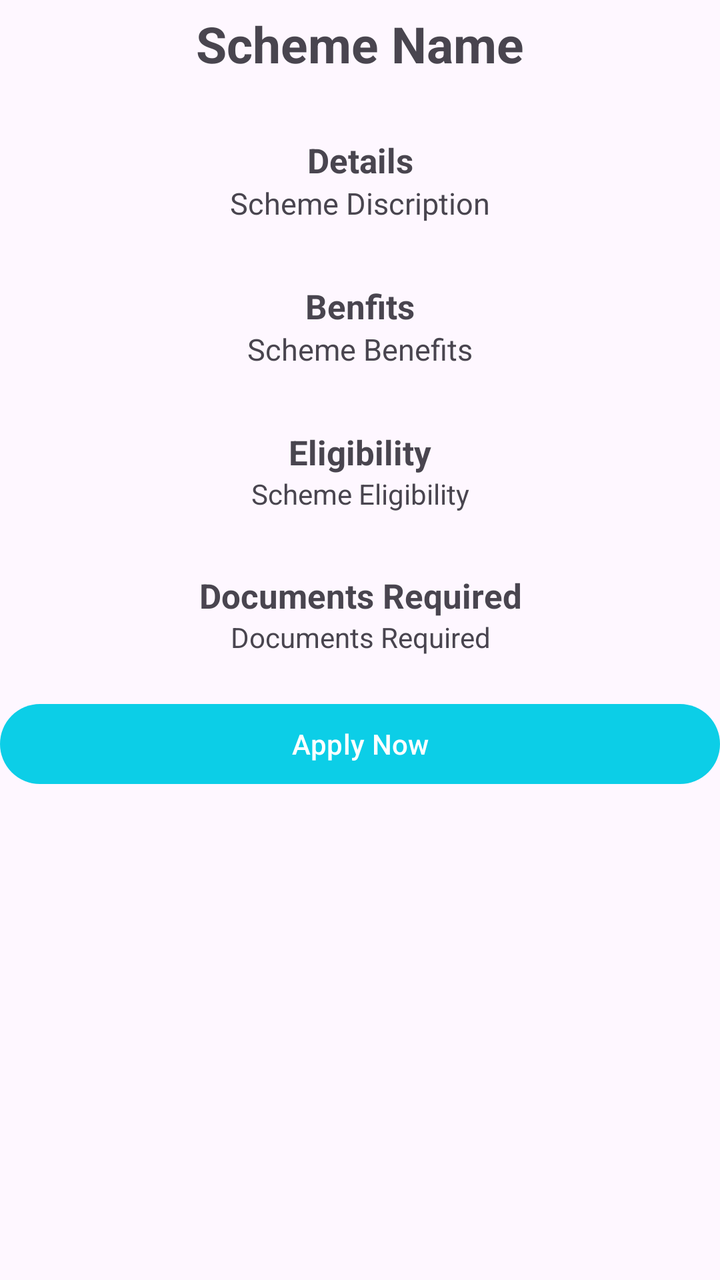
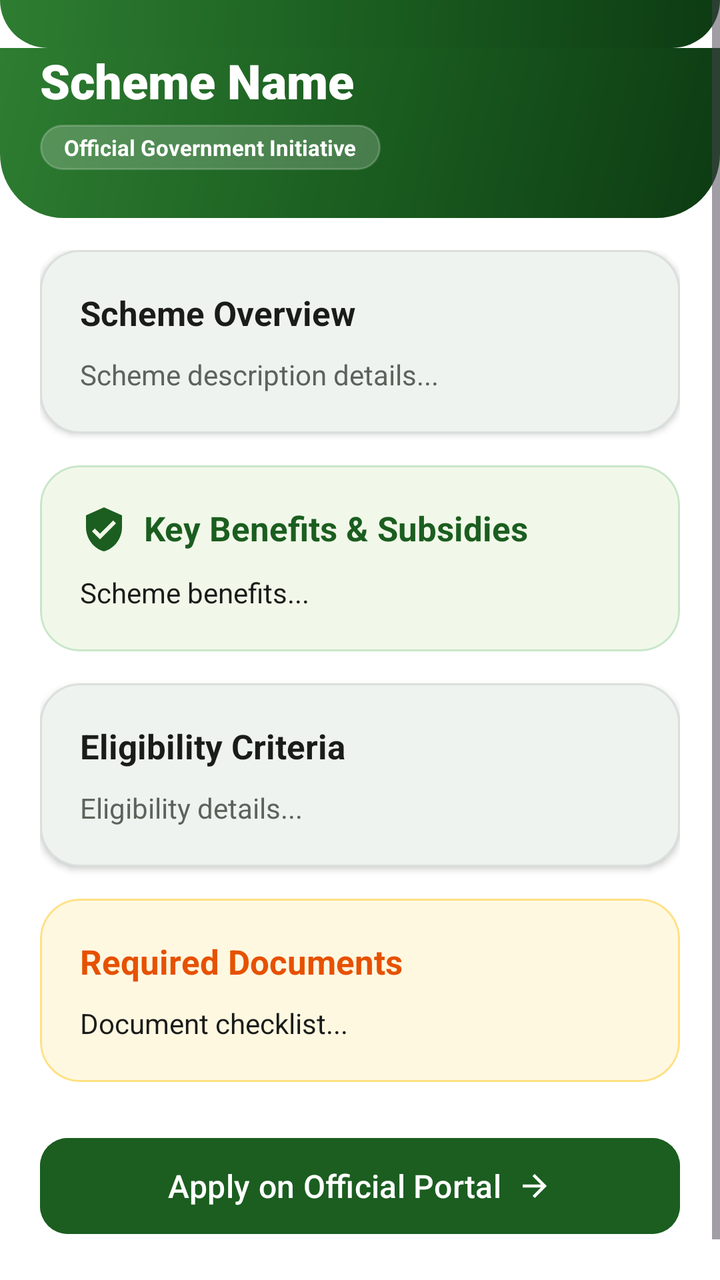

Two renders of the same Android screen: before a commit and after it. Below are the layout's source before the change and the commit's diff.
<!-- AndroidManifest.xml: application theme Theme.AGRICONNECT -->
<!-- res/layout/fragment_government__scheme__discription.xml -->
<layout>
    <ScrollView xmlns:android="http://schemas.android.com/apk/res/android"
        android:id="@+id/scrollView"
        android:layout_width="match_parent"
        android:layout_height="match_parent"
        android:fillViewport="true">

    <LinearLayout xmlns:android="http://schemas.android.com/apk/res/android"
        xmlns:app="http://schemas.android.com/apk/res-auto"
        xmlns:tools="http://schemas.android.com/tools"
        android:orientation="vertical"
        android:layout_width="match_parent"
        android:layout_height="match_parent">

    <TextView
        android:layout_width="match_parent"
        android:layout_height="wrap_content"
        android:paddingLeft="5dp"
        android:paddingTop="5dp"
        android:id="@+id/Government_Scheme_Discription_Name"
        android:paddingRight="5dp"
        android:text="Scheme Name"
        android:textAlignment="center"
        android:textSize="25dp"
        android:textStyle="bold" />
        <TextView
            android:layout_width="match_parent"
            android:layout_height="wrap_content"
            android:text="Details"
            android:paddingTop="30dp"
            android:textAlignment="center"
            android:textSize="17dp"
            android:textStyle="bold"/>

    <TextView
        android:layout_width="match_parent"
        android:layout_height="wrap_content"
        android:paddingLeft="5dp"
        android:id="@+id/Government_Scheme_Discription_Discription"
        android:paddingRight="5dp"
        android:text="Scheme Discription"
        android:textAlignment="center"
        android:textSize="15dp" />
        <TextView
            android:layout_width="match_parent"
            android:layout_height="wrap_content"
            android:text="Benfits"
            android:paddingTop="30dp"
            android:textAlignment="center"
            android:textSize="17dp"
            android:textStyle="bold"/>
    <TextView
        android:layout_width="match_parent"
        android:layout_height="wrap_content"
        android:paddingLeft="5dp"
        android:paddingRight="5dp"
        android:text="Scheme Benefits"
        android:textAlignment="center"
        android:id="@+id/Government_Scheme_Benefits"
        android:textSize="15dp" />

        <TextView
            android:layout_width="match_parent"
            android:layout_height="wrap_content"
            android:text="Eligibility"
            android:textAlignment="center"
            android:paddingTop="30dp"
            android:textSize="17dp"
            android:textStyle="bold"/>
        <TextView
            android:layout_width="match_parent"
            android:layout_height="wrap_content"
            android:text="Scheme Eligibility"
            android:id="@+id/Govenment_Scheme_Eligibility"
            android:textAlignment="center"/>
        <TextView
            android:layout_width="match_parent"
            android:layout_height="wrap_content"
            android:text="Documents Required"
            android:textAlignment="center"
            android:textSize="17dp"
            android:paddingTop="30dp"
            android:textStyle="bold"/>
        <TextView
            android:layout_width="match_parent"
            android:layout_height="wrap_content"
            android:text="Documents Required"
            android:id="@+id/Government_Scheme_Documents_Required"
            android:textAlignment="center"/>

        <Button
            android:layout_width="match_parent"
            android:layout_height="wrap_content"
            android:layout_marginTop="20dp"
            android:text="Apply Now"
            android:id="@+id/Government_Scheme_Apply_Now_Button"/>
        <TextView
            android:layout_width="wrap_content"
            android:layout_height="wrap_content"
            android:text="link"
            android:id="@+id/link"
            android:visibility="invisible"/>

    </LinearLayout>

    </ScrollView>
</layout>
<!-- resources referenced by this layout -->
<resources>
  <style name="Base.Theme.AGRICONNECT" parent="Theme.Material3.DayNight.NoActionBar">
          
           <item name="colorPrimary">#0CCEE7</item>
           <item name="colorPrimaryVariant">#0CCEE7</item>
           <item name="android:statusBarColor">#0CCEE7</item>
      </style>
  <!-- unchanged entries left out for length: 1 -->
</resources>

<!-- the commit's change to res/layout/fragment_government__scheme__discription.xml (unified diff, before → after) -->
@@ -1,107 +1,249 @@
-<layout>
-    <ScrollView xmlns:android="http://schemas.android.com/apk/res/android"
+<?xml version="1.0" encoding="utf-8"?>
+<layout xmlns:android="http://schemas.android.com/apk/res/android"
+    xmlns:app="http://schemas.android.com/apk/res-auto"
+    xmlns:tools="http://schemas.android.com/tools">
+
+    <ScrollView
         android:id="@+id/scrollView"
         android:layout_width="match_parent"
         android:layout_height="match_parent"
+        android:background="?attr/colorSurface"
         android:fillViewport="true">
 
-    <LinearLayout xmlns:android="http://schemas.android.com/apk/res/android"
-        xmlns:app="http://schemas.android.com/apk/res-auto"
-        xmlns:tools="http://schemas.android.com/tools"
-        android:orientation="vertical"
-        android:layout_width="match_parent"
-        android:layout_height="match_parent">
-
-    <TextView
-        android:layout_width="match_parent"
-        android:layout_height="wrap_content"
-        android:paddingLeft="5dp"
-        android:paddingTop="5dp"
-        android:id="@+id/Government_Scheme_Discription_Name"
-        android:paddingRight="5dp"
-        android:text="Scheme Name"
-        android:textAlignment="center"
-        android:textSize="25dp"
-        android:textStyle="bold" />
-        <TextView
+        <LinearLayout
             android:layout_width="match_parent"
             android:layout_height="wrap_content"
-            android:text="Details"
-            android:paddingTop="30dp"
-            android:textAlignment="center"
-            android:textSize="17dp"
-            android:textStyle="bold"/>
-
-    <TextView
-        android:layout_width="match_parent"
-        android:layout_height="wrap_content"
-        android:paddingLeft="5dp"
-        android:id="@+id/Government_Scheme_Discription_Discription"
-        android:paddingRight="5dp"
-        android:text="Scheme Discription"
-        android:textAlignment="center"
-        android:textSize="15dp" />
-        <TextView
-            android:layout_width="match_parent"
-            android:layout_height="wrap_content"
-            android:text="Benfits"
-            android:paddingTop="30dp"
-            android:textAlignment="center"
-            android:textSize="17dp"
-            android:textStyle="bold"/>
-    <TextView
-        android:layout_width="match_parent"
-        android:layout_height="wrap_content"
-        android:paddingLeft="5dp"
-        android:paddingRight="5dp"
-        android:text="Scheme Benefits"
-        android:textAlignment="center"
-        android:id="@+id/Government_Scheme_Benefits"
-        android:textSize="15dp" />
-
-        <TextView
-            android:layout_width="match_parent"
-            android:layout_height="wrap_content"
-            android:text="Eligibility"
-            android:textAlignment="center"
-            android:paddingTop="30dp"
-            android:textSize="17dp"
-            android:textStyle="bold"/>
-        <TextView
-            android:layout_width="match_parent"
-            android:layout_height="wrap_content"
-            android:text="Scheme Eligibility"
-            android:id="@+id/Govenment_Scheme_Eligibility"
-            android:textAlignment="center"/>
-        <TextView
-            android:layout_width="match_parent"
-            android:layout_height="wrap_content"
-            android:text="Documents Required"
-            android:textAlignment="center"
-            android:textSize="17dp"
-            android:paddingTop="30dp"
-            android:textStyle="bold"/>
-        <TextView
-            android:layout_width="match_parent"
-            android:layout_height="wrap_content"
-            android:text="Documents Required"
-            android:id="@+id/Government_Scheme_Documents_Required"
-            android:textAlignment="center"/>
-
-        <Button
-            android:layout_width="match_parent"
-            android:layout_height="wrap_content"
-            android:layout_marginTop="20dp"
-            android:text="Apply Now"
-            android:id="@+id/Government_Scheme_Apply_Now_Button"/>
-        <TextView
-            android:layout_width="wrap_content"
-            android:layout_height="wrap_content"
-            android:text="link"
-            android:id="@+id/link"
-            android:visibility="invisible"/>
-
-    </LinearLayout>
-
+            android:orientation="vertical"
+            android:paddingBottom="40dp"
+            tools:context=".GovernmentSchemes.GovernmentSchemeDiscripition.Government_Scheme_Discription">
+
+            
+            <View
+                android:layout_width="match_parent"
+                android:layout_height="24dp"
+                android:background="@drawable/bg_header_gradient" />
+
+            <LinearLayout
+                android:layout_width="match_parent"
+                android:layout_height="wrap_content"
+                android:background="@drawable/bg_header_gradient"
+                android:orientation="vertical"
+                android:paddingHorizontal="20dp"
+                android:paddingBottom="24dp">
+
+                <TextView
+                    android:id="@+id/Government_Scheme_Discription_Name"
+                    android:layout_width="match_parent"
+                    android:layout_height="wrap_content"
+                    android:fontFamily="sans-serif-black"
+                    android:text="Scheme Name"
+                    android:textColor="@color/white"
+                    android:textSize="24sp"
+                    android:textStyle="bold" />
+
+                <TextView
+                    android:layout_width="wrap_content"
+                    android:layout_height="wrap_content"
+                    android:layout_marginTop="6dp"
+                    android:background="@drawable/bg_chip_pill"
+                    android:backgroundTint="#33FFFFFF"
+                    android:paddingHorizontal="12dp"
+                    android:paddingVertical="4dp"
+                    android:text="Official Government Initiative"
+                    android:textColor="@color/white"
+                    android:textSize="11sp"
+                    android:textStyle="bold" />
+            </LinearLayout>
+
+            <LinearLayout
+                android:layout_width="match_parent"
+                android:layout_height="wrap_content"
+                android:orientation="vertical"
+                android:paddingHorizontal="20dp"
+                android:paddingTop="16dp">
+
+                
+                <com.google.android.material.card.MaterialCardView
+                    android:layout_width="match_parent"
+                    android:layout_height="wrap_content"
+                    app:cardBackgroundColor="@color/white"
+                    app:cardCornerRadius="20dp"
+                    app:cardElevation="2dp"
+                    app:strokeColor="@color/agri_card_stroke_light"
+                    app:strokeWidth="1dp">
+
+                    <LinearLayout
+                        android:layout_width="match_parent"
+                        android:layout_height="wrap_content"
+                        android:orientation="vertical"
+                        android:padding="20dp">
+
+                        <TextView
+                            android:layout_width="wrap_content"
+                            android:layout_height="wrap_content"
+                            android:fontFamily="sans-serif-bold"
+                            android:text="Scheme Overview"
+                            android:textColor="@color/agri_text_primary"
+                            android:textSize="17sp"
+                            android:textStyle="bold" />
+
+                        <TextView
+                            android:id="@+id/Government_Scheme_Discription_Discription"
+                            android:layout_width="match_parent"
+                            android:layout_height="wrap_content"
+                            android:layout_marginTop="10dp"
+                            android:fontFamily="sans-serif"
+                            android:lineSpacingExtra="4dp"
+                            android:text="Scheme description details..."
+                            android:textColor="@color/agri_text_secondary"
+                            android:textSize="14sp" />
+                    </LinearLayout>
+                </com.google.android.material.card.MaterialCardView>
+
+                
+                <com.google.android.material.card.MaterialCardView
+                    android:layout_width="match_parent"
+                    android:layout_height="wrap_content"
+                    android:layout_marginTop="16dp"
+                    app:cardBackgroundColor="#F1F8E9"
+                    app:cardCornerRadius="20dp"
+                    app:cardElevation="0dp"
+                    app:strokeColor="@color/agri_mint_dark"
+                    app:strokeWidth="1dp">
+
+                    <LinearLayout
+                        android:layout_width="match_parent"
+                        android:layout_height="wrap_content"
+                        android:orientation="vertical"
+                        android:padding="20dp">
+
+                        <TextView
+                            android:layout_width="wrap_content"
+                            android:layout_height="wrap_content"
+                            android:drawableStart="@drawable/ic_verified_badge"
+                            android:drawablePadding="8dp"
+                            android:fontFamily="sans-serif-bold"
+                            android:text="Key Benefits &amp; Subsidies"
+                            android:textColor="@color/agri_green_primary"
+                            android:textSize="17sp"
+                            android:textStyle="bold"
+                            app:drawableTint="@color/agri_green_primary" />
+
+                        <TextView
+                            android:id="@+id/Government_Scheme_Benefits"
+                            android:layout_width="match_parent"
+                            android:layout_height="wrap_content"
+                            android:layout_marginTop="10dp"
+                            android:fontFamily="sans-serif"
+                            android:lineSpacingExtra="4dp"
+                            android:text="Scheme benefits..."
+                            android:textColor="@color/agri_text_primary"
+                            android:textSize="14sp" />
+                    </LinearLayout>
+                </com.google.android.material.card.MaterialCardView>
+
+                
+                <com.google.android.material.card.MaterialCardView
+                    android:layout_width="match_parent"
+                    android:layout_height="wrap_content"
+                    android:layout_marginTop="16dp"
+                    app:cardBackgroundColor="@color/white"
+                    app:cardCornerRadius="20dp"
+                    app:cardElevation="2dp"
+                    app:strokeColor="@color/agri_card_stroke_light"
+                    app:strokeWidth="1dp">
+
+                    <LinearLayout
+                        android:layout_width="match_parent"
+                        android:layout_height="wrap_content"
+                        android:orientation="vertical"
+                        android:padding="20dp">
+
+                        <TextView
+                            android:layout_width="wrap_content"
+                            android:layout_height="wrap_content"
+                            android:fontFamily="sans-serif-bold"
+                            android:text="Eligibility Criteria"
+                            android:textColor="@color/agri_text_primary"
+                            android:textSize="17sp"
+                            android:textStyle="bold" />
+
+                        <TextView
+                            android:id="@+id/Govenment_Scheme_Eligibility"
+                            android:layout_width="match_parent"
+                            android:layout_height="wrap_content"
+                            android:layout_marginTop="10dp"
+                            android:fontFamily="sans-serif"
+                            android:lineSpacingExtra="4dp"
+                            android:text="Eligibility details..."
+                            android:textColor="@color/agri_text_secondary"
+                            android:textSize="14sp" />
+                    </LinearLayout>
+                </com.google.android.material.card.MaterialCardView>
+
+                
+                <com.google.android.material.card.MaterialCardView
+                    android:layout_width="match_parent"
+                    android:layout_height="wrap_content"
+                    android:layout_marginTop="16dp"
+                    app:cardBackgroundColor="#FFF8E1"
+                    app:cardCornerRadius="20dp"
+                    app:cardElevation="0dp"
+                    app:strokeColor="#FFE082"
+                    app:strokeWidth="1dp">
+
+                    <LinearLayout
+                        android:layout_width="match_parent"
+                        android:layout_height="wrap_content"
+                        android:orientation="vertical"
+                        android:padding="20dp">
+
+                        <TextView
+                            android:layout_width="wrap_content"
+                            android:layout_height="wrap_content"
+                            android:fontFamily="sans-serif-bold"
+                            android:text="Required Documents"
+                            android:textColor="#E65100"
+                            android:textSize="17sp"
+                            android:textStyle="bold" />
+
+                        <TextView
+                            android:id="@+id/Government_Scheme_Documents_Required"
+                            android:layout_width="match_parent"
+                            android:layout_height="wrap_content"
+                            android:layout_marginTop="10dp"
+                            android:fontFamily="sans-serif"
+                            android:lineSpacingExtra="4dp"
+                            android:text="Document checklist..."
+                            android:textColor="@color/agri_text_primary"
+                            android:textSize="14sp" />
+                    </LinearLayout>
+                </com.google.android.material.card.MaterialCardView>
+
+                
+                <com.google.android.material.button.MaterialButton
+                    android:id="@+id/Government_Scheme_Apply_Now_Button"
+                    android:layout_width="match_parent"
+                    android:layout_height="56dp"
+                    android:layout_marginTop="24dp"
+                    android:backgroundTint="@color/agri_green_primary"
+                    android:fontFamily="sans-serif-medium"
+                    android:text="Apply on Official Portal"
+                    android:textColor="@color/white"
+                    android:textSize="16sp"
+                    app:cornerRadius="14dp"
+                    app:icon="@drawable/ic_arrow_forward"
+                    app:iconGravity="textEnd"
+                    app:iconTint="@color/white" />
+
+                <TextView
+                    android:id="@+id/link"
+                    android:layout_width="wrap_content"
+                    android:layout_height="wrap_content"
+                    android:visibility="gone" />
+
+            </LinearLayout>
+
+        </LinearLayout>
     </ScrollView>
 </layout>
<!-- resource entries referenced after the edit -->
@@ -1,11 +1,90 @@
 <!-- resources referenced by this layout -->
 <resources>
+  <color name="agri_card_stroke_light">#15000000</color>
+  <color name="agri_green_primary">#1B5E20</color>
+  <color name="agri_mint_dark">#C8E6C9</color>
+  <color name="agri_text_primary">#1A1C19</color>
+  <color name="agri_text_secondary">#5C635B</color>
+  <color name="white">#FFFFFFFF</color>
+  <!-- drawable bg_chip_pill (drawable) -->
+  <?xml version="1.0" encoding="utf-8"?>
+  <shape xmlns:android="http://schemas.android.com/apk/res/android"
+      android:shape="rectangle">
+      <solid android:color="@color/agri_mint" />
+      <stroke
+          android:width="1dp"
+          android:color="@color/agri_mint_dark" />
+      <corners android:radius="24dp" />
+  </shape>
+  <!-- drawable bg_header_gradient (drawable) -->
+  <?xml version="1.0" encoding="utf-8"?>
+  <shape xmlns:android="http://schemas.android.com/apk/res/android"
+      android:shape="rectangle">
+      <gradient
+          android:angle="135"
+          android:startColor="#0D3B13"
+          android:centerColor="#1B5E20"
+          android:endColor="#2E7D32"
+          android:type="linear" />
+      <corners
+          android:bottomLeftRadius="32dp"
+          android:bottomRightRadius="32dp" />
+  </shape>
+  <!-- drawable ic_arrow_forward (drawable) -->
+  <vector xmlns:android="http://schemas.android.com/apk/res/android"
+      android:width="24dp"
+      android:height="24dp"
+      android:viewportWidth="24"
+      android:viewportHeight="24">
+    <path
+        android:fillColor="#FF1B5E20"
+        android:pathData="M12,4l-1.41,1.41L16.17,11H4v2h12.17l-5.58,5.59L12,20l8,-8z"/>
+  </vector>
+  <!-- drawable ic_verified_badge (drawable) -->
+  <vector xmlns:android="http://schemas.android.com/apk/res/android"
+      android:width="24dp"
+      android:height="24dp"
+      android:viewportWidth="24"
+      android:viewportHeight="24">
+    <path
+        android:fillColor="#FF2E7D32"
+        android:pathData="M12,1L3,5v6c0,5.55 3.84,10.74 9,12 5.16,-1.26 9,-6.45 9,-12V5l-9,-4zm-2,16l-4,-4 1.41,-1.41L10,14.17l6.59,-6.59L18,9l-8,8z"/>
+  </vector>
+  <color name="agri_mint">#E8F5E9</color>
   <style name="Base.Theme.AGRICONNECT" parent="Theme.Material3.DayNight.NoActionBar">
-          
-           <item name="colorPrimary">#0CCEE7</item>
-           <item name="colorPrimaryVariant">#0CCEE7</item>
-           <item name="android:statusBarColor">#0CCEE7</item>
+          <item name="colorPrimary">@color/md_theme_light_primary</item>
+          <item name="colorOnPrimary">@color/md_theme_light_onPrimary</item>
+          <item name="colorPrimaryContainer">@color/md_theme_light_primaryContainer</item>
+          <item name="colorOnPrimaryContainer">@color/md_theme_light_onPrimaryContainer</item>
+          <item name="colorSecondary">@color/md_theme_light_secondary</item>
+          <item name="colorOnSecondary">@color/md_theme_light_onSecondary</item>
+          <item name="colorSecondaryContainer">@color/md_theme_light_secondaryContainer</item>
+          <item name="colorOnSecondaryContainer">@color/md_theme_light_onSecondaryContainer</item>
+          <item name="colorError">@color/md_theme_light_error</item>
+          <item name="colorOnError">@color/md_theme_light_onError</item>
+          <item name="colorErrorContainer">@color/md_theme_light_errorContainer</item>
+          <item name="colorOnErrorContainer">@color/md_theme_light_onErrorContainer</item>
+          <item name="android:colorBackground">@color/md_theme_light_background</item>
+          <item name="colorOnBackground">@color/md_theme_light_onBackground</item>
+          <item name="colorSurface">@color/md_theme_light_surface</item>
+          <item name="colorOnSurface">@color/md_theme_light_onSurface</item>
       </style>
+  <color name="md_theme_light_primary">#1B5E20</color>
+  <color name="md_theme_light_onPrimary">#FFFFFF</color>
+  <color name="md_theme_light_primaryContainer">#D8F3DC</color>
+  <color name="md_theme_light_onPrimaryContainer">#002105</color>
+  <color name="md_theme_light_secondary">#388E3C</color>
+  <color name="md_theme_light_onSecondary">#FFFFFF</color>
+  <color name="md_theme_light_secondaryContainer">#E8F5E9</color>
+  <color name="md_theme_light_onSecondaryContainer">#0B2F10</color>
+  <color name="md_theme_light_error">#BA1A1A</color>
+  <color name="md_theme_light_onError">#FFFFFF</color>
+  <color name="md_theme_light_errorContainer">#FFDAD6</color>
+  <color name="md_theme_light_onErrorContainer">#410002</color>
+  <color name="md_theme_light_background">#F8FAF7</color>
+  <color name="md_theme_light_onBackground">#191C19</color>
+  <color name="md_theme_light_surface">#FFFFFF</color>
+  <color name="md_theme_light_onSurface">#191C19</color>
   <!-- unchanged entries left out for length: 1 -->
 </resources>
 
